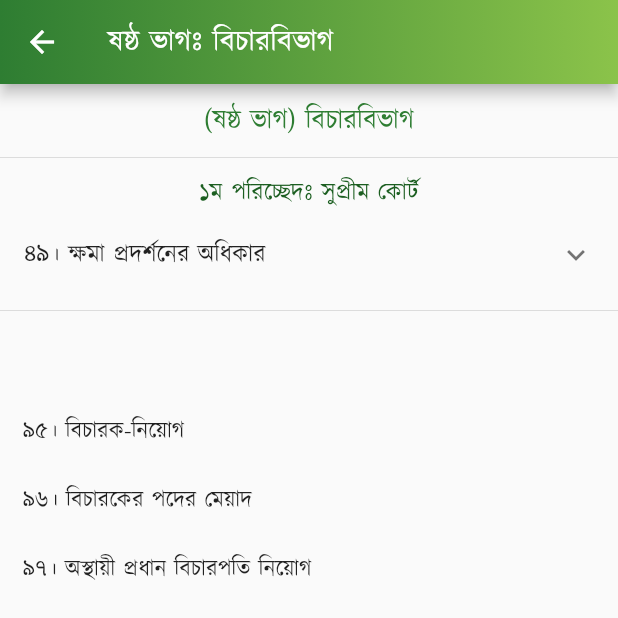
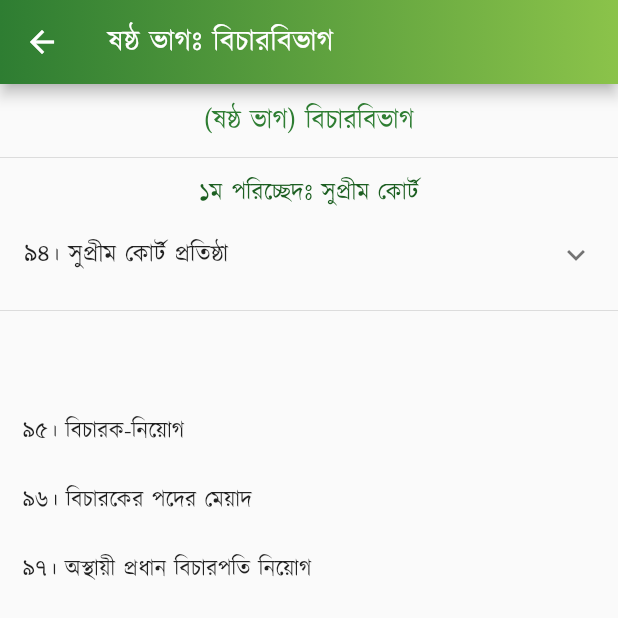
Before and after one commit to Azimul-Haque/flutter-onesignal, a Flutter app: the PartSix screen opened directly, on a phone screen of 412 x 824 dp, the top half of it. Run offline on Flutter 3.47's test engine with Material 2 defaults, Android fonts, the phone set to English and light mode, and no system bars; our stand-ins replace fluttertoast, package_info_plus, percent_indicator, shared_preferences, sqflite; missing offline and left inert: blinking_text, flutter_share, onesignal_flutter, slide_popup_dialog; accounts and stored records are empty; network calls fail.

Commit message:
Commit Fri 04/29/2022 13:28:10.21 12075

```diff
--- a/lib/pages/constitution/part6.dart
+++ b/lib/pages/constitution/part6.dart
@@ -42,11 +42,11 @@ class PartSix extends StatelessWidget {
             textAlign: TextAlign.center,
           ),
           ExpansionTile(
-            title: Text('৪৯। ক্ষমা প্রদর্শনের অধিকার'),
+            title: Text('৯৪। সুপ্রীম কোর্ট প্রতিষ্ঠা'),
             children: <Widget>[
               ListTile(
                   title: Text(
-                '৪৯। কোন আদালত, ট্রাইব্যুনাল বা অন্য কোন কর্তৃপক্ষ কর্তৃক প্রদত্ত যে−কোন দণ্ডের মার্জনা, বিলম্বন ও বিরাম মঞ্জুর করিবার এবং যে−কোন দণ্ড মওকুফ, স্থগিত বা হ্রাস করিবার ক্ষমতা রাষ্ট্রপতির থাকিবে।',
+                '৯৪। (১) "বাংলাদেশ সুপ্রীম কোর্ট" নামে বাংলাদেশের একটি সর্বোচ্চ আদালত থাকিবে এবং আপীল বিভাগ ও হাইকোর্ট বিভাগ লইয়া তাহা গঠিত হইবে।',
                 textAlign: TextAlign.justify,
               ))
             ],
```
